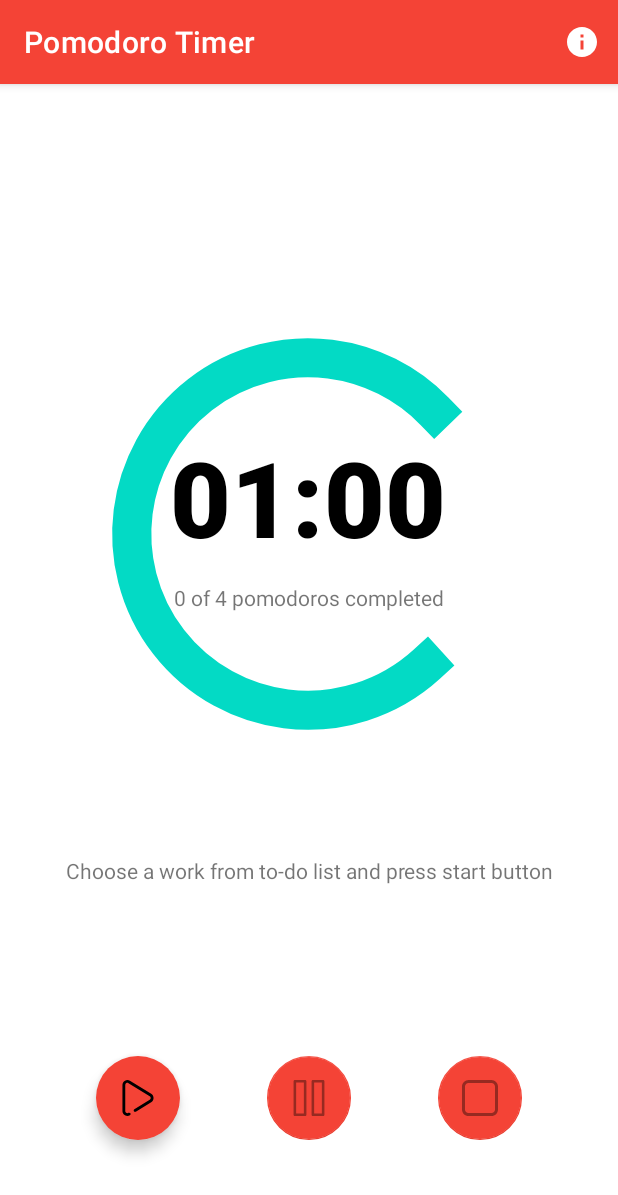
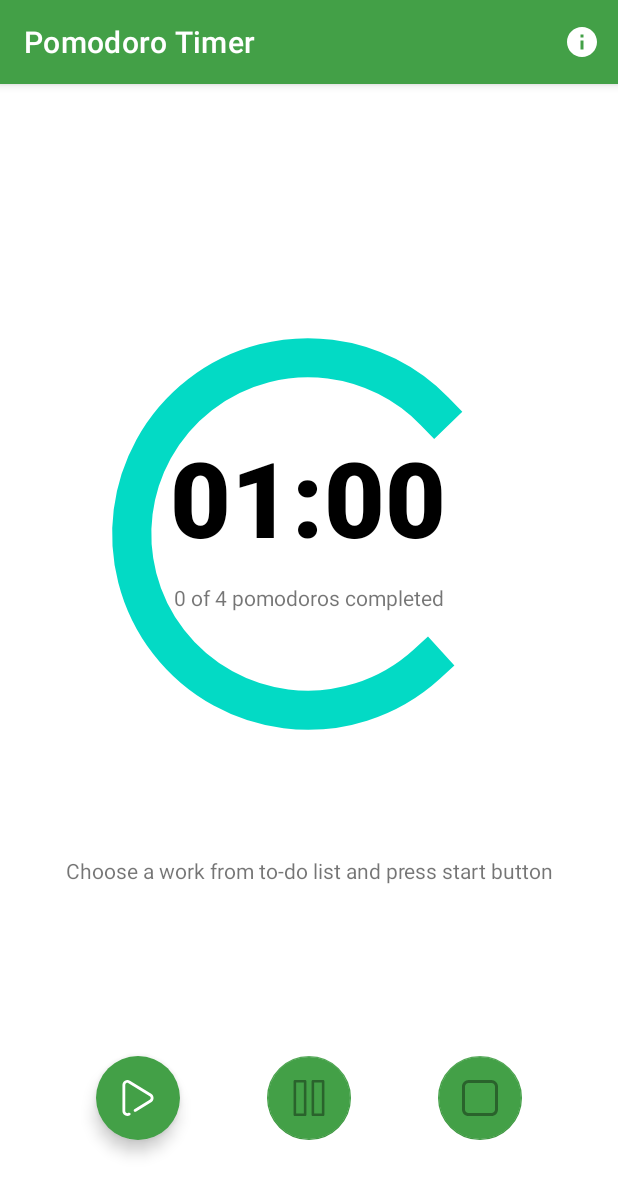
Before and after one commit to annhienktuit/PomodoroTimer, an Android app: the screen it shows after launch (MainActivity), on a phone screen of 412 x 824 dp. Shown: the top 1195 px of the screen. Run offline under Robolectric (Android 15) with nearby library versions, the phone set to English and light mode, and no system bars; plain views replace MaterialProgressBar.

Commit message:
fix UIcolor

```diff
--- a/app/src/main/java/com/annhienktuit/pomodorotimer/MainActivity.kt
+++ b/app/src/main/java/com/annhienktuit/pomodorotimer/MainActivity.kt
@@ -66,7 +66,7 @@ class MainActivity : AppCompatActivity() {
         if (Build.VERSION.SDK_INT >= Build.VERSION_CODES.LOLLIPOP) {
             val window: Window = window
             window.addFlags(WindowManager.LayoutParams.FLAG_DRAWS_SYSTEM_BAR_BACKGROUNDS)
-            window.setStatusBarColor(Color.parseColor("#f44336"))
+            window.setStatusBarColor(Color.parseColor("#43a047"))
         }
         countFlag++
 
--- a/app/src/main/res/layout/activity_main.xml
+++ b/app/src/main/res/layout/activity_main.xml
@@ -18,7 +18,7 @@
             android:id="@+id/toolbar"
             android:layout_width="match_parent"
             android:layout_height="?attr/actionBarSize"
-            android:background="#f44336"
+            android:background="@color/main_color"
             app:popupTheme="@style/Theme.PomodoroTimer.PopupOverlay" />
 
     </com.google.android.material.appbar.AppBarLayout>
@@ -64,7 +64,7 @@
         android:layout_height="wrap_content"
         android:layout_gravity="bottom|end"
         android:layout_margin="@dimen/fab_bigger_margin"
-        app:backgroundTint="#f44336"
+        app:backgroundTint="@color/main_color"
         app:elevation="6dp"
         app:layout_constraintBottom_toBottomOf="parent"
         app:layout_constraintEnd_toEndOf="@+id/appBarLayout"
@@ -76,7 +76,7 @@
         android:layout_height="wrap_content"
         android:layout_gravity="bottom|center"
         android:layout_margin="@dimen/fab_bigger_margin"
-        app:backgroundTint="#f44336"
+        app:backgroundTint="@color/main_color"
         app:elevation="6dp"
         app:layout_constraintBottom_toBottomOf="parent"
         app:layout_constraintEnd_toStartOf="@+id/fab_stop"
@@ -90,7 +90,7 @@
         android:layout_height="wrap_content"
         android:layout_gravity="bottom|start"
         android:layout_margin="@dimen/fab_bigger_margin"
-        app:backgroundTint="#f44336"
+        app:backgroundTint="@color/main_color"
         app:elevation="6dp"
         app:borderWidth="0dp"
         app:layout_constraintBottom_toBottomOf="parent"
--- a/app/src/main/res/values/colors.xml
+++ b/app/src/main/res/values/colors.xml
@@ -7,5 +7,5 @@
     <color name="teal_700">#FF018786</color>
     <color name="black">#FF000000</color>
     <color name="white">#FFFFFFFF</color>
-    <color name="main_color">#f44336</color>
+    <color name="main_color">#43a047</color>
 </resources>
--- a/app/src/main/res/values/themes.xml
+++ b/app/src/main/res/values/themes.xml
@@ -8,7 +8,7 @@
         <!-- Secondary brand color. -->
         <item name="colorSecondary">@color/teal_200</item>
         <item name="colorSecondaryVariant">@color/teal_700</item>
-        <item name="colorOnSecondary">@color/black</item>
+        <item name="colorOnSecondary">@color/white</item>
         <!-- Status bar color. -->
         <item name="android:statusBarColor" tools:targetApi="l">?attr/colorPrimaryVariant</item>
         <!-- Customize your theme here. -->
```
Also changed, not shown: app/src/main/res/drawable/play.png (added).
